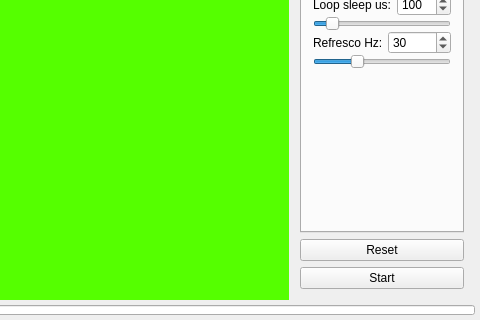
Before: the Qt Designer form Simulador/mainwindow.ui in lcasassa/Simulador, drawn with Qt 5; both pictures show x 159 to 639 and y 91 to 411 of the 639 by 411 pixel window.
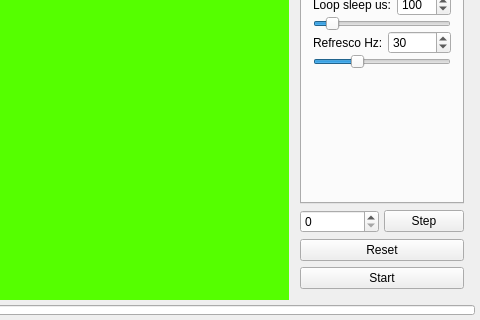
After: the same form once the commit is applied. Custom widgets are drawn as their Qt base class.

Commit message: Steps funcionando.

The edit to the form file:
```diff
--- a/Simulador/mainwindow.ui
+++ b/Simulador/mainwindow.ui
@@ -224,6 +224,41 @@
             </widget>
            </widget>
           </item>
+          <item>
+           <widget class="QWidget" name="widget_7" native="true">
+            <layout class="QHBoxLayout" name="horizontalLayout_5">
+             <property name="spacing">
+              <number>5</number>
+             </property>
+             <property name="leftMargin">
+              <number>0</number>
+             </property>
+             <property name="topMargin">
+              <number>0</number>
+             </property>
+             <property name="rightMargin">
+              <number>0</number>
+             </property>
+             <property name="bottomMargin">
+              <number>0</number>
+             </property>
+             <item>
+              <widget class="QSpinBox" name="spinBoxSteps">
+               <property name="maximum">
+                <number>1999</number>
+               </property>
+              </widget>
+             </item>
+             <item>
+              <widget class="QPushButton" name="pushButtonStep">
+               <property name="text">
+                <string>Step</string>
+               </property>
+              </widget>
+             </item>
+            </layout>
+           </widget>
+          </item>
           <item>
            <widget class="QPushButton" name="pushButtonReset">
             <property name="text">
```
The commit also changes 6 other files.
